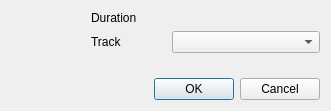
Before: the Qt Designer form src/widgets/spacerdialog_ui.ui in KDE/kdenlive, drawn with Qt 5.
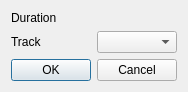
After: the same form once the commit is applied. Custom widgets are drawn as their Qt base class.

Commit message: - Remove ugly fix, which prevented infinite loop in obscure when size (opacity in kdenlive) was zero. (was fixed in MLT git) - cleanup spacer dialog

Diff of the .ui file:
```diff
--- a/src/widgets/spacerdialog_ui.ui
+++ b/src/widgets/spacerdialog_ui.ui
@@ -6,15 +6,15 @@
    <rect>
     <x>0</x>
     <y>0</y>
-    <width>331</width>
-    <height>111</height>
+    <width>180</width>
+    <height>85</height>
    </rect>
   </property>
   <property name="windowTitle">
    <string>Add space</string>
   </property>
   <layout class="QGridLayout" name="gridLayout">
-   <item row="3" column="0" colspan="4">
+   <item row="3" column="0" colspan="2">
     <widget class="QDialogButtonBox" name="buttonBox">
      <property name="orientation">
       <enum>Qt::Horizontal</enum>
@@ -24,39 +24,39 @@
      </property>
     </widget>
    </item>
-   <item row="1" column="1">
+   <item row="0" column="0">
+    <widget class="QLabel" name="clip_filesize_2">
+     <property name="text">
+      <string>Duration</string>
+     </property>
+    </widget>
+   </item>
+   <item row="1" column="0">
     <widget class="QLabel" name="clip_filesize_3">
      <property name="text">
       <string>Track</string>
      </property>
     </widget>
    </item>
-   <item row="2" column="1" colspan="3">
+   <item row="1" column="1">
+    <widget class="KComboBox" name="track_number"/>
+   </item>
+   <item row="0" column="1">
+    <layout class="QHBoxLayout" name="inputLayout"/>
+   </item>
+   <item row="2" column="0" colspan="2">
     <spacer name="verticalSpacer">
      <property name="orientation">
       <enum>Qt::Vertical</enum>
      </property>
      <property name="sizeHint" stdset="0">
       <size>
-       <width>218</width>
-       <height>2</height>
+       <width>20</width>
+       <height>40</height>
       </size>
      </property>
     </spacer>
    </item>
-   <item row="0" column="1">
-    <widget class="QLabel" name="clip_filesize_2">
-     <property name="text">
-      <string>Duration</string>
-     </property>
-    </widget>
-   </item>
-   <item row="1" column="2" colspan="2">
-    <widget class="KComboBox" name="track_number"/>
-   </item>
-   <item row="0" column="2" colspan="2">
-    <layout class="QHBoxLayout" name="inputLayout"/>
-   </item>
   </layout>
  </widget>
  <customwidgets>
```
The commit also changes 4 other files.
